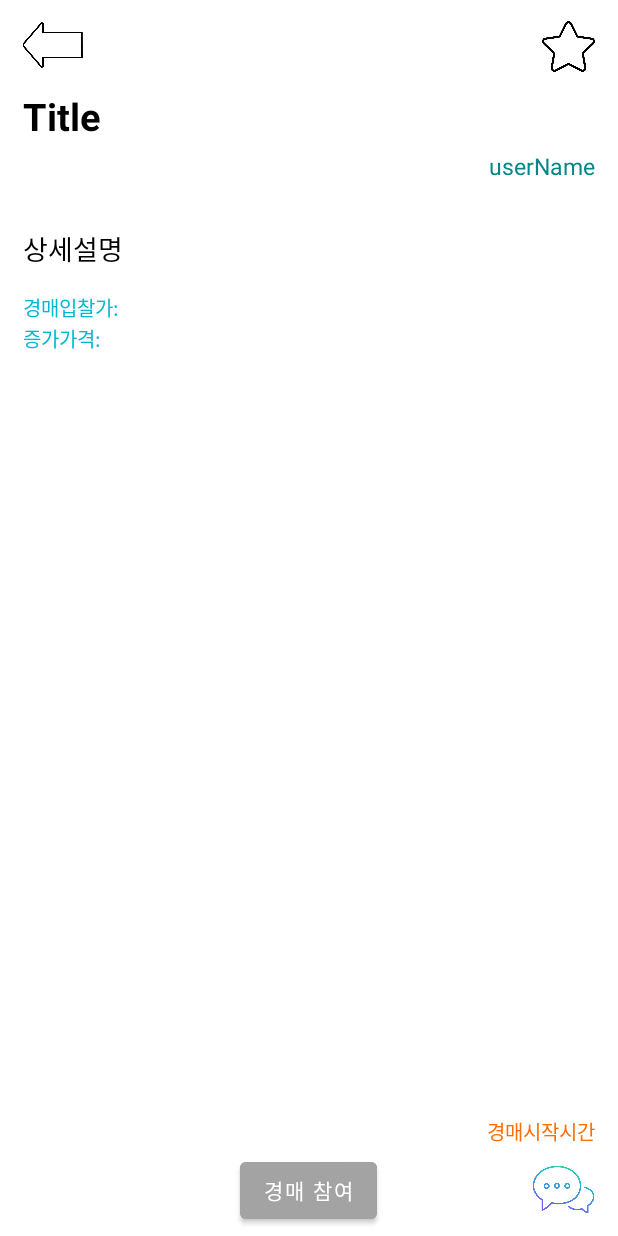
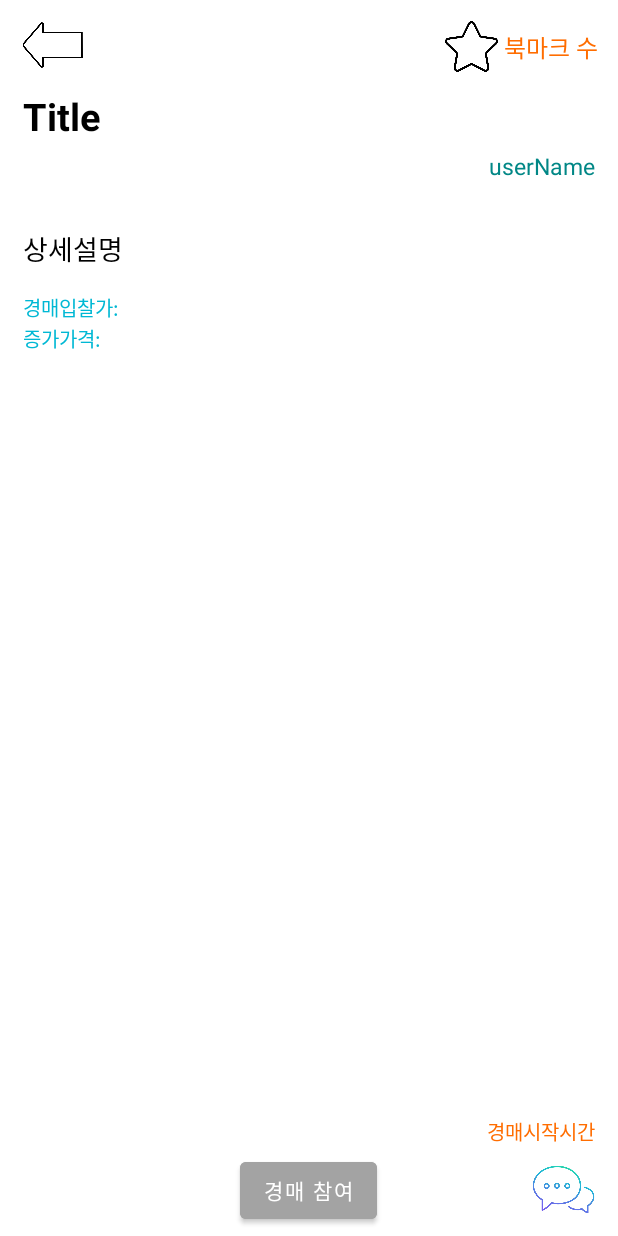
Before and after one commit to sundayjoa/capstone_bidone, an Android app: the mainboardActivity screen opened directly, with no data from a screen before it, on a phone screen of 412 x 824 dp. Run offline under Robolectric (Android 15) with nearby library versions, the phone set to English and light mode, and no system bars; our stand-ins replace data binding.

Commit message:
에러 수정

```diff
--- a/app/src/main/java/com/example/bidone/BoardFragment.kt
+++ b/app/src/main/java/com/example/bidone/BoardFragment.kt
@@ -1,13 +1,11 @@
 package com.example.bidone
 
+import android.content.Context
 import android.content.Intent
 import android.graphics.Bitmap
 import android.graphics.BitmapFactory
 import android.os.Bundle
 import androidx.fragment.app.Fragment
-import android.view.LayoutInflater
-import android.view.View
-import android.view.ViewGroup
 import android.widget.*
 import androidx.recyclerview.widget.LinearLayoutManager
 import androidx.recyclerview.widget.RecyclerView
@@ -19,6 +17,7 @@ import java.net.HttpURLConnection
 import java.net.URL
 import android.util.Base64
 import android.util.Log
+import android.view.*
 import androidx.swiperefreshlayout.widget.SwipeRefreshLayout
 import kotlinx.coroutines.CoroutineScope
 import kotlinx.coroutines.Dispatchers
@@ -38,6 +37,8 @@ private const val ARG_PARAM2 = "param2"
  * Use the [BoardFragment.newInstance] factory method to
  * create an instance of this fragment.
  */
+
+
 class BoardFragment : Fragment() {
     // TODO: Rename and change types of parameters
     private var param1: String? = null
@@ -115,20 +116,21 @@ override fun onCreateView(
 
     }
 
-
     return view
     }
 
     // 1. MySQL 데이터를 가져오기 위한 PHP 파일의 URL
-    val phpUrl = "http://192.168.219.107/auctionboard.php"
+    val phpUrl = "http://192.168.219.106/auctionboard.php"
 
     // 2. 데이터를 저장할 모델 클래스 정의
     data class BoardItem(
         val title: String,
         val simple_explanation: String,
         val uploadData: String,
-        val userName: String
+        val userName: String,
+
     )
+
 
     //리사이클러뷰에 Mysql 연동
     private fun fetchDataFromMySQL(adapter: BoardAdapter) {
@@ -152,6 +154,7 @@ override fun onCreateView(
                     val jsonArray = JSONArray(jsonData)
                     for (i in 0 until jsonArray.length()) {
                         val jsonObject = jsonArray.getJSONObject(i)
+                        val work_number = jsonObject.getString("work_number")
                         val title = jsonObject.getString("title")
                         val simple_explanation = jsonObject.getString("simple_explanation")
                         val upload_date = jsonObject.getString("upload_date")
@@ -170,18 +173,23 @@ override fun onCreateView(
     }
 
 
+
     // 4. 리사이클러뷰 어댑터 클래스 정의
     class BoardAdapter(private val items: List<BoardItem>) : RecyclerView.Adapter<BoardAdapter.ViewHolder>() {
+
         inner class ViewHolder(itemView: View) : RecyclerView.ViewHolder(itemView) {
             // item_board.xml에서 정의한 뷰들과 매칭되는 변수들 선언
             val titleTextView: TextView = itemView.findViewById(R.id.title)
-            val simple_explanationTextView: TextView = itemView.findViewById(R.id.simple_explanation)
+            val simple_explanationTextView: TextView =
+                itemView.findViewById(R.id.simple_explanation)
             val uploadDataTextView: TextView = itemView.findViewById(R.id.time)
             val userNameTextView: TextView = itemView.findViewById(R.id.userName)
+
         }
 
 
-        //리사이클러뷰 viewholder
+
+    //리사이클러뷰 viewholder
         override fun onCreateViewHolder(parent: ViewGroup, viewType: Int): ViewHolder {
             val view = LayoutInflater.from(parent.context).inflate(R.layout.item_board, parent, false)
             return ViewHolder(view)
@@ -198,7 +206,9 @@ override fun onCreateView(
         override fun getItemCount(): Int {
             return items.size
         }
+
     }
+
 
 
         //WritingboardActivity 화면 전환 리스너
--- a/app/src/main/java/com/example/bidone/WritingboardActivity.kt
+++ b/app/src/main/java/com/example/bidone/WritingboardActivity.kt
@@ -176,7 +176,7 @@ class WritingboardActivity : AppCompatActivity() {
 
             //작품 번호 지정해주기
             //ip 주소 현재 ip 주소로 항상 바꾸기
-            val number_url = "http://192.168.219.107/random_number.php"
+            val number_url = "http://192.168.219.106/random_number.php"
 
             val number_queue = Volley.newRequestQueue(this)
             val number_stringRequest = StringRequest(Request.Method.GET, number_url,
@@ -393,6 +393,7 @@ class WritingboardActivity : AppCompatActivity() {
                             params["worknumber"] = workNumber
 
                             params["userID"] = userID
+                            params["userName"] = userName
                             params["title"] = title
                             params["thumbnail"] = thumbnail
                             params["simple_explanation"] = simple_explanation
--- a/app/src/main/res/layout/activity_mainboard.xml
+++ b/app/src/main/res/layout/activity_mainboard.xml
@@ -36,7 +36,7 @@
                             android:layout_height="40dp"
                             android:layout_marginStart="10dp"
                             android:layout_marginTop="10dp"
-                            android:layout_marginBotton="10dp"
+                            android:layout_marginBottom="10dp"
                             android:src="@drawable/ic_chat_back"
                             />
 
@@ -44,12 +44,25 @@
                             android:id="@+id/bookmarkButton"
                             android:layout_width="35dp"
                             android:layout_height="35dp"
-                            android:layout_marginEnd= "15dp"
+                            android:layout_marginEnd= "80dp"
                             android:layout_marginTop="13dp"
-                            android:layout_marginBotton="10dp"
+                            android:layout_marginBottom="10dp"
                             android:layout_gravity="end"
                             android:src="@drawable/ic_star"
                             />
+
+                        <TextView
+                            android:id="@+id/bkmarkView"
+                            android:layout_width="wrap_content"
+                            android:layout_height="wrap_content"
+                            android:layout_marginTop="19dp"
+                            android:layout_marginEnd="13dp"
+                            android:layout_gravity="end"
+                            android:text="북마크 수"
+                            android:textColor="#FF6D00"
+                            android:textSize="16sp"
+                            />
+
 
                     </FrameLayout>
 
@@ -84,8 +97,7 @@
                         android:layout_height="match_parent"
                         android:layout_marginTop="15dp"
                         android:layout_marginStart="100dp"
-                        android:layout_marginEnd="100dp"
-                        android:background="@drawable/background_borderline"/>
+                        android:layout_marginEnd="100dp" />
 
                     <TextView
                         android:id="@+id/detail_explanation"
```
